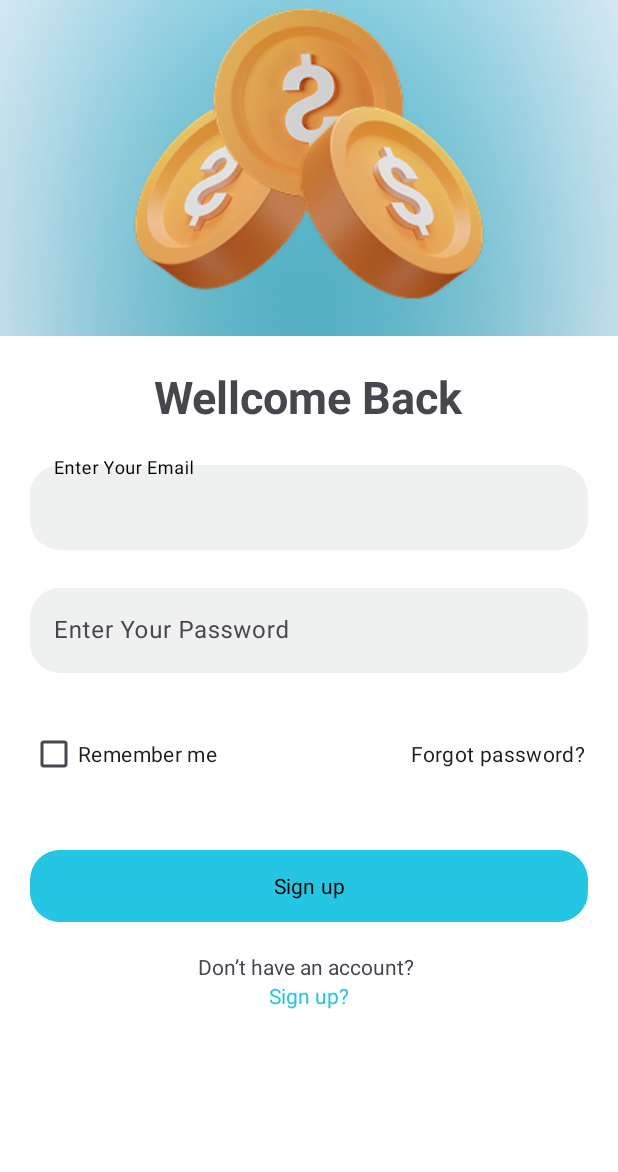
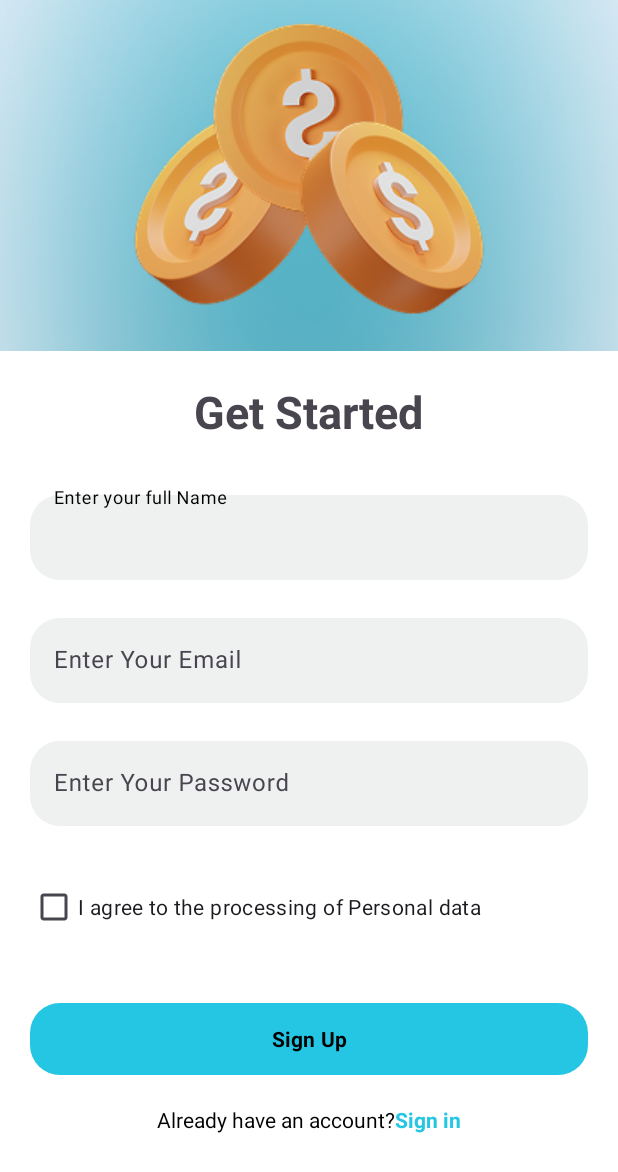
Before and after one commit to NadineMahmoud/Fundra_GraduationProject, an Android app: the screen it shows after launch (Sign_up), on a phone screen of 412 x 824 dp. Shown: the top 1172 px of the screen. Run offline under Robolectric (Android 15) with nearby library versions, the phone set to English and light mode, and no system bars; our stand-ins replace Firebase (no records; nobody signed in at launch, a user with empty details on screens opened directly).

Commit message:
Initial commit

```diff
--- a/app/build.gradle.kts
+++ b/app/build.gradle.kts
@@ -16,6 +16,9 @@ android {
         versionName = "1.0"
 
         testInstrumentationRunner = "androidx.test.runner.AndroidJUnitRunner"
+    }
+    buildFeatures{
+        viewBinding = true
     }
 
     buildTypes {
--- a/app/src/main/AndroidManifest.xml
+++ b/app/src/main/AndroidManifest.xml
@@ -13,10 +13,13 @@
         android:theme="@style/Theme.Fundra"
         tools:targetApi="31">
         <activity
-            android:name=".Sign_in"
+            android:name=".Home"
             android:exported="false" />
         <activity
             android:name=".Sign_up"
+            android:exported="true" />
+        <activity
+            android:name=".Sign_in"
             android:exported="true" />
         <activity
             android:name=".MainActivity"
--- a/app/src/main/java/com/example/fundra/Sign_up.kt
+++ b/app/src/main/java/com/example/fundra/Sign_up.kt
@@ -1,20 +1,34 @@
 package com.example.fundra
 
+import android.content.Intent
 import android.os.Bundle
 import androidx.activity.enableEdgeToEdge
 import androidx.appcompat.app.AppCompatActivity
 import androidx.core.view.ViewCompat
 import androidx.core.view.WindowInsetsCompat
+import com.example.fundra.databinding.ActivitySignInBinding
+import com.example.fundra.databinding.ActivitySignUpBinding
+import com.google.firebase.auth.FirebaseAuth
 
 class Sign_up : AppCompatActivity() {
+    private lateinit var binding: ActivitySignUpBinding
+    private lateinit var firebaseAuth: FirebaseAuth
+
     override fun onCreate(savedInstanceState: Bundle?) {
         super.onCreate(savedInstanceState)
-        enableEdgeToEdge()
-        setContentView(R.layout.activity_sign_up)
-        ViewCompat.setOnApplyWindowInsetsListener(findViewById(R.id.main)) { v, insets ->
-            val systemBars = insets.getInsets(WindowInsetsCompat.Type.systemBars())
-            v.setPadding(systemBars.left, systemBars.top, systemBars.right, systemBars.bottom)
-            insets
+        binding = ActivitySignUpBinding.inflate(layoutInflater)
+        setContentView(binding.root)
+
+        binding.signUpText.setOnClickListener {
+            val intent = Intent(this, Sign_in::class.java)
+            startActivity(intent)
+            finish()
+        }
+        binding.signUpBtn.setOnClickListener{
+            val intent = Intent(this, Home::class.java)
+            startActivity(intent)
+            finish()
         }
     }
+
 }
--- a/app/src/main/res/layout/activity_sign_up.xml
+++ b/app/src/main/res/layout/activity_sign_up.xml
@@ -13,6 +13,7 @@
         android:layout_width="wrap_content"
         android:layout_height="wrap_content"
         android:src="@drawable/coins"
+        android:layout_marginTop="10dp"
         app:layout_constraintTop_toTopOf="parent"
         app:layout_constraintStart_toStartOf="parent"
         app:layout_constraintEnd_toEndOf="parent"
@@ -31,7 +32,7 @@
 
         <LinearLayout
             android:layout_width="match_parent"
-            android:layout_height="match_parent"
+            android:layout_height="wrap_content"
             android:orientation="vertical"
             android:background="@drawable/frame"
             android:padding="20dp"
@@ -40,10 +41,28 @@
             <TextView
                 android:layout_width="wrap_content"
                 android:layout_height="wrap_content"
-                android:text="Wellcome Back"
+                android:text="@string/get_started"
                 android:fontFamily="sans-serif"
                 android:textStyle="bold"
                 android:textSize="30sp" />
+
+            <com.google.android.material.textfield.TextInputLayout
+                android:id="@+id/name_layout"
+                android:layout_width="match_parent"
+                android:layout_height="wrap_content"
+                android:layout_marginTop="30dp"
+                app:boxStrokeColor="@color/black"
+                app:hintTextColor="@color/black">
+
+                <com.google.android.material.textfield.TextInputEditText
+                    android:id="@+id/namelET"
+                    android:background="@drawable/signupbox"
+                    android:layout_width="match_parent"
+                    android:layout_height="wrap_content"
+                    android:hint="Enter your full Name"
+                    app:hintTextColor="@color/black"
+                    android:inputType="text" />
+            </com.google.android.material.textfield.TextInputLayout>
 
             <com.google.android.material.textfield.TextInputLayout
                 android:id="@+id/emailLayout"
@@ -80,39 +99,47 @@
             <CheckBox
                 android:layout_width="match_parent"
                 android:layout_height="wrap_content"
-                android:text="Remember me                                    Forgot password?"
+                android:text="@string/i_agree_to_the_processing_of_personal_data"
                 android:layout_marginTop="30dp" />
 
             <com.google.android.material.button.MaterialButton
+                android:id="@+id/sign_up_btn"
                 android:layout_width="match_parent"
                 android:layout_height="wrap_content"
                 android:layout_marginTop="40dp"
                 android:textColor="@color/black"
-                android:text="Sign up"
+                android:text="Sign Up"
+                android:textStyle="bold"
+                android:minHeight="48dp"
+                android:minWidth="48dp"
                 app:cornerRadius="100dp"
                 android:fontFamily="sans-serif"
                 android:background="@drawable/sign_btn"
-                app:backgroundTint="@null"/>
+                app:backgroundTint="@null" />
+
             <LinearLayout
                 android:layout_width="wrap_content"
                 android:layout_height="wrap_content"
                 android:orientation="horizontal"
-                android:gravity="center"
-                android:layout_marginTop="20dp"/>
+                android:layout_gravity="center"
+                android:layout_marginTop="20dp">
 
-            <TextView
-                android:layout_width="wrap_content"
-                android:layout_height="wrap_content"
-                android:text="Don’t have an account? "/>
-            <TextView
-                android:layout_width="wrap_content"
-                android:layout_height="wrap_content"
-                android:text="Sign up?"
-                android:textColor="@color/navy_blue"/>
+                <TextView
+                    android:layout_width="wrap_content"
+                    android:layout_height="wrap_content"
+                    android:text="@string/already_have_an_account"
+                    android:textColor="@color/black"/>
 
+                <TextView
+                    android:id="@+id/sign_up_text"
+                    android:layout_width="wrap_content"
+                    android:layout_height="wrap_content"
+                    android:text="@string/sign_in"
+                    android:textColor="@color/navy_blue"
+                    android:textStyle="bold"/>
+            </LinearLayout>
 
         </LinearLayout>
     </FrameLayout>
 
-
 </androidx.constraintlayout.widget.ConstraintLayout>
--- a/app/src/main/res/values/strings.xml
+++ b/app/src/main/res/values/strings.xml
@@ -1,3 +1,14 @@
 <resources>
     <string name="app_name">Fundra</string>
+    <string name="forgot_password">Forgot password?</string>
+    <string name="remember_me">Remember me</string>
+    <string name="enter_your_password">Enter Your Password</string>
+    <string name="enter_your_email">Enter Your Email</string>
+    <string name="don_t_have_an_account">Don’t have an account?</string>
+    <string name="sign_up">Sign up</string>
+    <string name="Sign_up">Sign up?</string>
+    <string name="get_started">Get Started</string>
+    <string name="i_agree_to_the_processing_of_personal_data">I agree to the processing of Personal data</string>
+    <string name="already_have_an_account">Already have an account?</string>
+    <string name="sign_in">Sign in</string>
 </resources>
```
Also changed, not shown: app/src/main/java/com/example/fundra/Home.kt (added, +20 -0 lines), app/src/main/java/com/example/fundra/Sign_in.kt (+19 -6 lines), app/src/main/res/layout/activity_home.xml (added, +10 -0 lines), app/src/main/res/layout/activity_sign_in.xml (+44 -51 lines).
